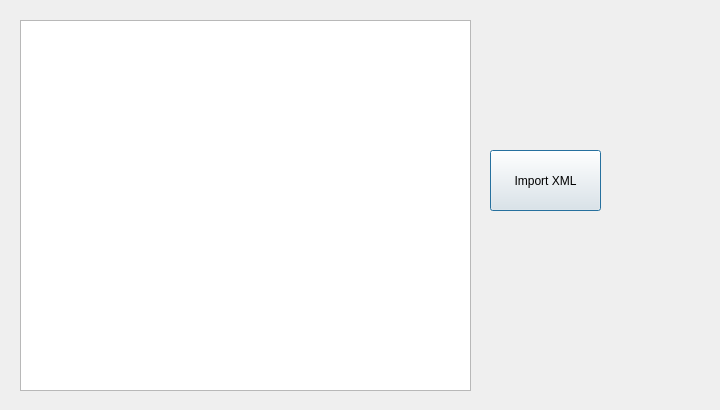
Old version of the form QtGuiApplication14/QtGuiClass2.ui in the repository AslihanPamuk/QtGuiApplication14.
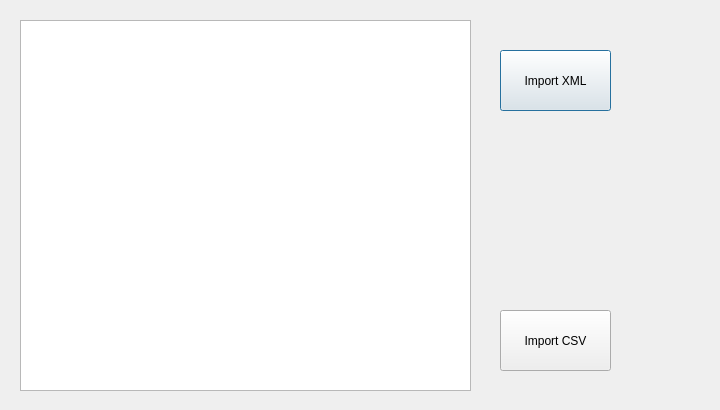
New version of the form.

```diff
--- a/QtGuiApplication14/QtGuiClass2.ui
+++ b/QtGuiApplication14/QtGuiClass2.ui
@@ -26,8 +26,8 @@
   <widget class="QPushButton" name="pushButton">
    <property name="geometry">
     <rect>
-     <x>490</x>
-     <y>150</y>
+     <x>500</x>
+     <y>50</y>
      <width>111</width>
      <height>61</height>
     </rect>
@@ -36,6 +36,19 @@
     <string>Import XML</string>
    </property>
   </widget>
+  <widget class="QPushButton" name="pushButton_2">
+   <property name="geometry">
+    <rect>
+     <x>500</x>
+     <y>310</y>
+     <width>111</width>
+     <height>61</height>
+    </rect>
+   </property>
+   <property name="text">
+    <string>Import CSV</string>
+   </property>
+  </widget>
  </widget>
  <layoutdefault spacing="6" margin="11"/>
  <resources/>
```
